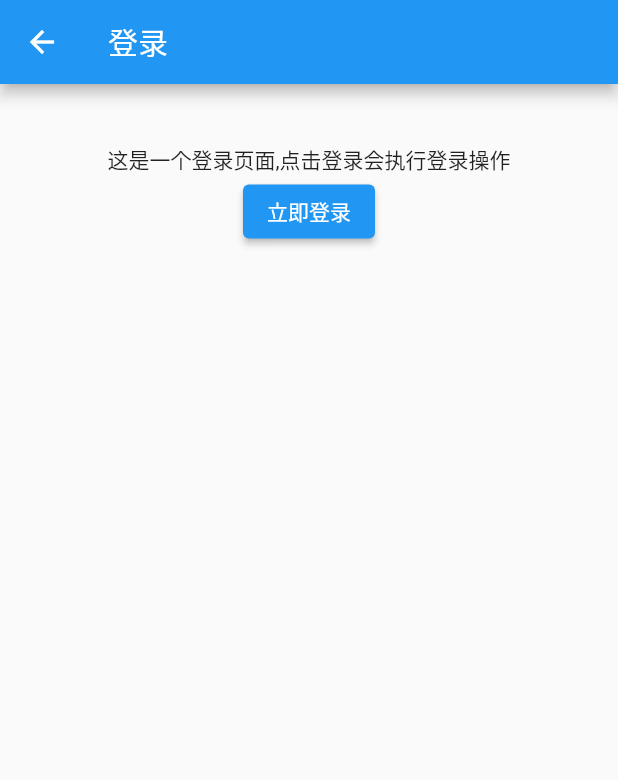
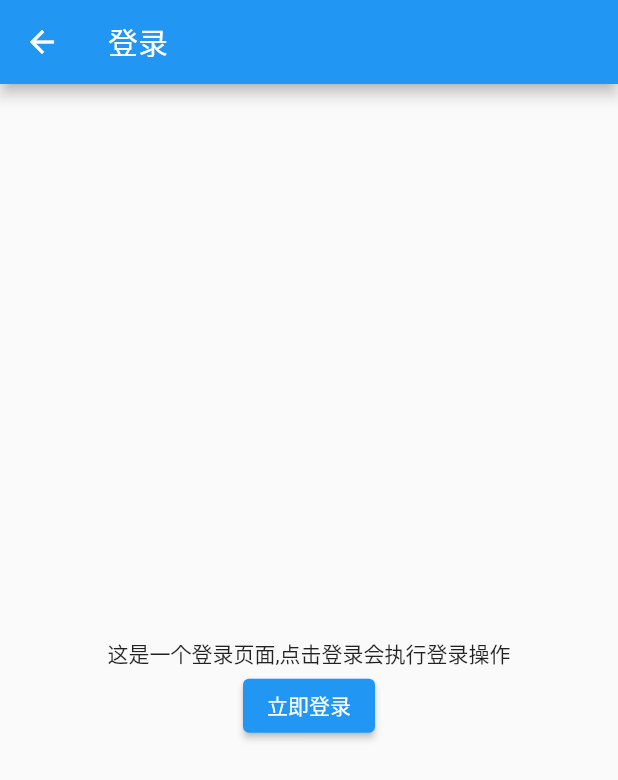
Before and after one commit to lumeijin/dadada, a Flutter app: the screen it shows after launch, item 3 of the bottom bar chosen, after a tap on "跳转到登录页面", on a phone screen of 412 x 824 dp. Shown: the top 780 px of the screen. Run offline on Flutter 3.47's test engine with Material 2 defaults, Android fonts, the phone set to English and light mode, and no system bars; network calls fail.

Commit message:
Adjust some layouts

```diff
--- a/lib/pages/tabs/setting.dart
+++ b/lib/pages/tabs/setting.dart
@@ -1,7 +1,7 @@
 import 'package:flutter/material.dart';
 
 class SettingPage extends StatefulWidget {
-   //Flutter2.2.0之后需要注意把Key改为可空类型  {Key? key} 表示Key为可空类型
+  //Flutter2.2.0之后需要注意把Key改为可空类型  {Key? key} 表示Key为可空类型
   const SettingPage({Key? key}) : super(key: key);
 
   @override
@@ -12,25 +12,24 @@ class _SettingPageState extends State<SettingPage> {
   @override
   Widget build(BuildContext context) {
     return Column(
-      children:[ Column(
-          children: const <Widget>[
-            ListTile(
-              title: Text("我是一个文本"),
-            ),
-             ListTile(
-              title: Text("我是一个文本"),
-            ),
-             ListTile(
-              title: Text("我是一个文本"),
-            ),
-             ListTile(
-              title: Text("我是一个文本"),
-            ),
-
-          ],
-      ),
-        ElevatedButton(onPressed: (){Navigator.pushNamed(context, '/login');}, child: const Text('跳转到登录页面')),
-        ElevatedButton(onPressed: (){Navigator.pushNamed(context, '/register1');}, child: const Text('跳转到注册页面'))
+      mainAxisAlignment: MainAxisAlignment.center,
+      children: [
+        const Center(
+          child: Text('这里是登录页面'),
+        ),
+        ElevatedButton(
+            onPressed: () {
+              Navigator.pushNamed(context, '/login');
+            },
+            child: const Text('跳转到登录页面')),
+        const Center(
+          child: Text('这里是注册页面'),
+        ),
+        ElevatedButton(
+            onPressed: () {
+              Navigator.pushNamed(context, '/register1');
+            },
+            child: const Text('跳转到注册页面'))
       ],
     );
   }
--- a/lib/pages/user/login.dart
+++ b/lib/pages/user/login.dart
@@ -6,20 +6,17 @@ class LoginPage extends StatelessWidget {
   @override
   Widget build(BuildContext context) {
     return Scaffold(
-
-      appBar: AppBar(
-        title: const Text("登录")
-      ),
+      appBar: AppBar(title: const Text("登录")),
       body: Center(
-
         child: Column(
-         children: <Widget>[
+          mainAxisAlignment: MainAxisAlignment.center,
+          children: <Widget>[
             const SizedBox(height: 40),
             const Text('这是一个登录页面,点击登录会执行登录操作'),
             ElevatedButton(
               child: const Text("立即登录"),
-              onPressed: (){
-                  Navigator.of(context).pop();
+              onPressed: () {
+                Navigator.of(context).pop();
               },
             )
           ],
--- a/lib/pages/user/register_first.dart
+++ b/lib/pages/user/register_first.dart
@@ -8,6 +8,7 @@ class RegisterFirstPage extends StatelessWidget {
         appBar: AppBar(title: Text("第一步-输入手机号")),
         body: Center(
           child: Column(
+            mainAxisAlignment: MainAxisAlignment.center,
             children: <Widget>[
               SizedBox(height: 40),
               Text("这是注册的第一步,请输入您的手机号 然后点击下一步"),
--- a/lib/pages/user/register_second.dart
+++ b/lib/pages/user/register_second.dart
@@ -9,6 +9,7 @@ class RegisterSecondPage extends StatelessWidget {
         appBar: AppBar(title: const Text("第二步-验证码")),
         body: Center(
           child: Column(
+            mainAxisAlignment: MainAxisAlignment.center,
             children: <Widget>[
               const SizedBox(height: 40),
               const Text("输入验证码完成注册"),
--- a/lib/pages/user/register_third.dart
+++ b/lib/pages/user/register_third.dart
@@ -11,6 +11,7 @@ class RegisterThirdPage extends StatelessWidget {
         appBar: AppBar(title: const Text("第三步-完成注册")),
         body: Center(
           child: Column(
+            mainAxisAlignment: MainAxisAlignment.center,
             children: <Widget>[
               const SizedBox(height: 40),
               const Text("输入密码完成注册"),
@@ -20,7 +21,8 @@ class RegisterThirdPage extends StatelessWidget {
                 onPressed: () {
                   //返回根
                   Navigator.of(context).pushAndRemoveUntil(
-                      MaterialPageRoute(builder: (context) => const Tabs(index:2)),
+                      MaterialPageRoute(
+                          builder: (context) => const Tabs(index: 2)),
                       (route) => route == null);
                 },
               )
```
